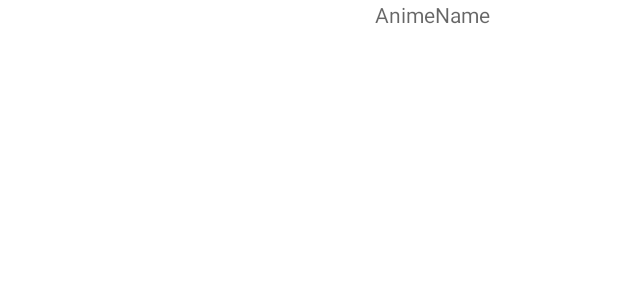
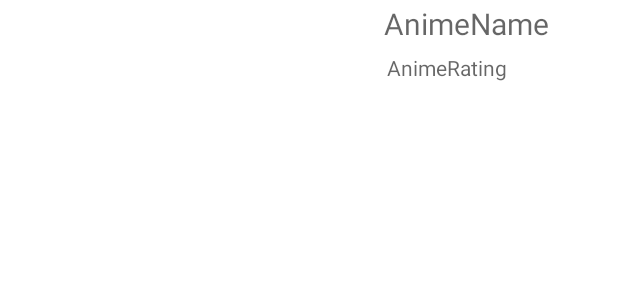
Before and after one commit to Jburgin9/AnimeLookup, an Android app: the layout layout_info_top_portion.xml on its own in the app's theme, with its tools: preview values and no code run, on a phone screen of 412 x 824 dp. Shown: the top 300 px of the screen. Run offline under Robolectric (Android 15) with nearby library versions, the phone set to English and light mode, and no system bars; network calls fail.

Commit message:
Info Screen Addition & Adjustments

```diff
--- a/app/src/main/java/com/example/animelookup/model/Anime.kt
+++ b/app/src/main/java/com/example/animelookup/model/Anime.kt
@@ -5,4 +5,5 @@ data class Anime(
     val title: String,
     val image: String,
     val address: String,
-    val rating: String)
+    val rating: String,
+    val description: String)
--- a/app/src/main/res/layout/layout_info_top_portion.xml
+++ b/app/src/main/res/layout/layout_info_top_portion.xml
@@ -1,19 +1,37 @@
 <?xml version="1.0" encoding="utf-8"?>
-<LinearLayout
-    xmlns:android="http://schemas.android.com/apk/res/android"
+<LinearLayout xmlns:android="http://schemas.android.com/apk/res/android"
     android:layout_width="match_parent"
-    android:layout_height="match_parent"
+    android:layout_height="wrap_content"
+    xmlns:app="http://schemas.android.com/apk/res-auto"
     android:orientation="horizontal">
 
     <ImageView
         android:id="@+id/anime_profile"
         android:layout_width="250dp"
-        android:layout_height="250dp" />
+        android:layout_height="250dp"
+        android:scaleType="centerCrop"
+        android:layout_margin="2dp" />
+
+    <LinearLayout
+        android:layout_width="wrap_content"
+        android:layout_height="wrap_content"
+        android:orientation="vertical">
 
     <TextView
         android:id="@+id/anime_name"
         android:layout_width="match_parent"
         android:layout_height="wrap_content"
-        android:hint="AnimeName"/>
+        android:hint="AnimeName"
+        android:layout_margin="2dp"
+        android:textSize="20sp"/>
+
+    <TextView
+        android:id="@+id/anime_rating"
+        android:layout_width="match_parent"
+        android:layout_height="wrap_content"
+        android:hint="AnimeRating"
+        android:layout_margin="4dp"
+        android:textSize="14sp"/>
+    </LinearLayout>
 
 </LinearLayout>
```
Also changed, not shown: app/src/main/java/com/example/animelookup/InfoScreen.kt (+5 -4 lines), app/src/main/java/com/example/animelookup/Repo.kt (+11 -5 lines), app/src/main/res/layout/fragment_info_screen.xml (+15 -2 lines).
